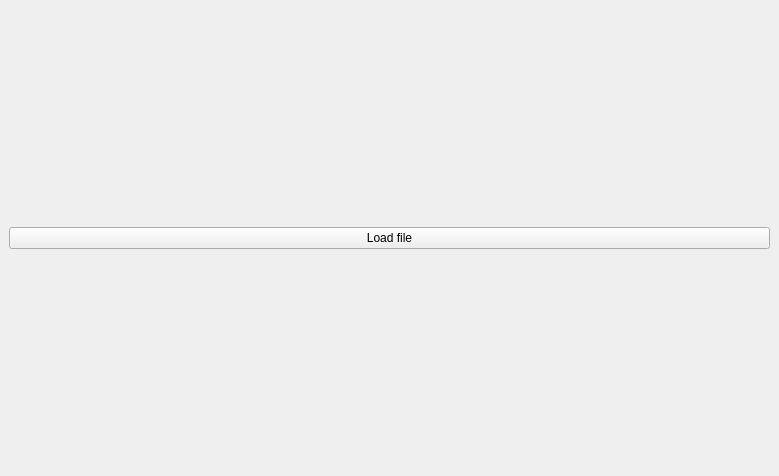
Above: mainwindow.ui from Laefye/labs.op.04 before the change. Below: the same form after it.
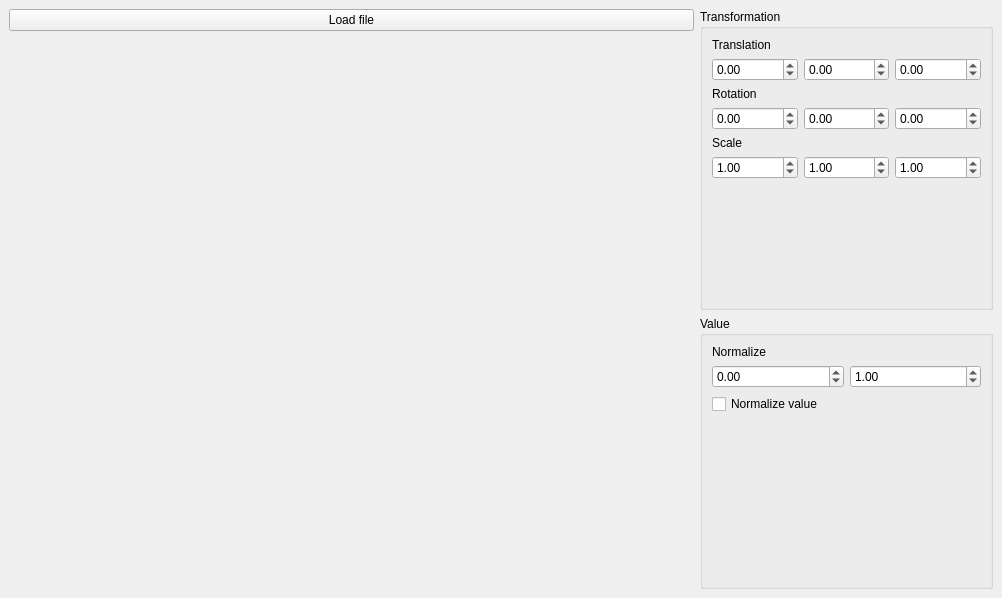
That is the form after the change.

Patch:
```diff
--- a/mainwindow.ui
+++ b/mainwindow.ui
@@ -6,8 +6,8 @@
    <rect>
     <x>0</x>
     <y>0</y>
-    <width>779</width>
-    <height>476</height>
+    <width>1002</width>
+    <height>598</height>
    </rect>
   </property>
   <property name="windowTitle">
@@ -22,6 +22,214 @@
       </property>
      </widget>
     </item>
+    <item row="0" column="1" rowspan="2">
+     <widget class="QGroupBox" name="groupBox">
+      <property name="sizePolicy">
+       <sizepolicy hsizetype="Preferred" vsizetype="Minimum">
+        <horstretch>0</horstretch>
+        <verstretch>0</verstretch>
+       </sizepolicy>
+      </property>
+      <property name="maximumSize">
+       <size>
+        <width>293</width>
+        <height>16777215</height>
+       </size>
+      </property>
+      <property name="title">
+       <string>Transformation</string>
+      </property>
+      <layout class="QGridLayout" name="gridLayout_2">
+       <item row="0" column="1">
+        <widget class="QLabel" name="labelTranslation">
+         <property name="sizePolicy">
+          <sizepolicy hsizetype="Preferred" vsizetype="Maximum">
+           <horstretch>0</horstretch>
+           <verstretch>0</verstretch>
+          </sizepolicy>
+         </property>
+         <property name="text">
+          <string>Translation</string>
+         </property>
+        </widget>
+       </item>
+       <item row="3" column="1">
+        <widget class="QDoubleSpinBox" name="rotationX">
+         <property name="minimum">
+          <double>-360.000000000000000</double>
+         </property>
+         <property name="maximum">
+          <double>360.000000000000000</double>
+         </property>
+        </widget>
+       </item>
+       <item row="3" column="3">
+        <widget class="QDoubleSpinBox" name="rotationZ">
+         <property name="minimum">
+          <double>-360.000000000000000</double>
+         </property>
+         <property name="maximum">
+          <double>360.000000000000000</double>
+         </property>
+        </widget>
+       </item>
+       <item row="5" column="1">
+        <widget class="QDoubleSpinBox" name="scaleX">
+         <property name="maximum">
+          <double>1000.000000000000000</double>
+         </property>
+         <property name="value">
+          <double>1.000000000000000</double>
+         </property>
+        </widget>
+       </item>
+       <item row="3" column="2">
+        <widget class="QDoubleSpinBox" name="rotationY">
+         <property name="minimum">
+          <double>-360.000000000000000</double>
+         </property>
+         <property name="maximum">
+          <double>360.000000000000000</double>
+         </property>
+        </widget>
+       </item>
+       <item row="2" column="1">
+        <widget class="QLabel" name="labelRotation">
+         <property name="sizePolicy">
+          <sizepolicy hsizetype="Preferred" vsizetype="Maximum">
+           <horstretch>0</horstretch>
+           <verstretch>0</verstretch>
+          </sizepolicy>
+         </property>
+         <property name="text">
+          <string>Rotation</string>
+         </property>
+        </widget>
+       </item>
+       <item row="5" column="2">
+        <widget class="QDoubleSpinBox" name="scaleY">
+         <property name="maximum">
+          <double>1000.000000000000000</double>
+         </property>
+         <property name="value">
+          <double>1.000000000000000</double>
+         </property>
+        </widget>
+       </item>
+       <item row="6" column="1">
+        <widget class="QWidget" name="widget" native="true"/>
+       </item>
+       <item row="1" column="1">
+        <widget class="QDoubleSpinBox" name="translationX">
+         <property name="minimum">
+          <double>-1000.000000000000000</double>
+         </property>
+         <property name="maximum">
+          <double>1000.000000000000000</double>
+         </property>
+        </widget>
+       </item>
+       <item row="4" column="1">
+        <widget class="QLabel" name="label">
+         <property name="sizePolicy">
+          <sizepolicy hsizetype="Preferred" vsizetype="Maximum">
+           <horstretch>0</horstretch>
+           <verstretch>0</verstretch>
+          </sizepolicy>
+         </property>
+         <property name="text">
+          <string>Scale</string>
+         </property>
+        </widget>
+       </item>
+       <item row="1" column="3">
+        <widget class="QDoubleSpinBox" name="translationZ">
+         <property name="minimum">
+          <double>-1000.000000000000000</double>
+         </property>
+         <property name="maximum">
+          <double>1000.000000000000000</double>
+         </property>
+        </widget>
+       </item>
+       <item row="5" column="3">
+        <widget class="QDoubleSpinBox" name="scaleZ">
+         <property name="maximum">
+          <double>1000.000000000000000</double>
+         </property>
+         <property name="value">
+          <double>1.000000000000000</double>
+         </property>
+        </widget>
+       </item>
+       <item row="1" column="2">
+        <widget class="QDoubleSpinBox" name="translationY">
+         <property name="minimum">
+          <double>-1000.000000000000000</double>
+         </property>
+         <property name="maximum">
+          <double>1000.000000000000000</double>
+         </property>
+        </widget>
+       </item>
+      </layout>
+     </widget>
+    </item>
+    <item row="2" column="1">
+     <widget class="QGroupBox" name="value">
+      <property name="title">
+       <string>Value</string>
+      </property>
+      <layout class="QGridLayout" name="gridLayout_3">
+       <item row="0" column="0">
+        <widget class="QLabel" name="labelNormalize">
+         <property name="sizePolicy">
+          <sizepolicy hsizetype="Preferred" vsizetype="Maximum">
+           <horstretch>0</horstretch>
+           <verstretch>0</verstretch>
+          </sizepolicy>
+         </property>
+         <property name="text">
+          <string>Normalize</string>
+         </property>
+        </widget>
+       </item>
+       <item row="1" column="1">
+        <widget class="QDoubleSpinBox" name="maxValue">
+         <property name="minimum">
+          <double>-1000.000000000000000</double>
+         </property>
+         <property name="maximum">
+          <double>1000.000000000000000</double>
+         </property>
+         <property name="value">
+          <double>1.000000000000000</double>
+         </property>
+        </widget>
+       </item>
+       <item row="1" column="0">
+        <widget class="QDoubleSpinBox" name="minValue">
+         <property name="minimum">
+          <double>-1000.000000000000000</double>
+         </property>
+         <property name="maximum">
+          <double>1000.000000000000000</double>
+         </property>
+        </widget>
+       </item>
+       <item row="3" column="0">
+        <widget class="QWidget" name="widget_2" native="true"/>
+       </item>
+       <item row="2" column="0" colspan="2">
+        <widget class="QCheckBox" name="normalizeValue">
+         <property name="text">
+          <string>Normalize value</string>
+         </property>
+        </widget>
+       </item>
+      </layout>
+     </widget>
+    </item>
    </layout>
   </widget>
   <widget class="QMenuBar" name="menubar">
```
Left out of the diff: 2 changed lines with no effect on the pictures.
